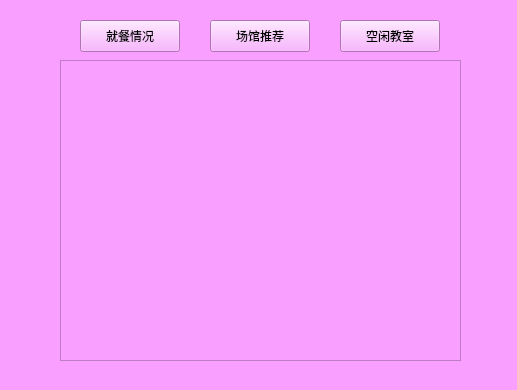
Before: the Qt Designer form Helper/campus.ui in champion-chenpeng/CuteSunny, drawn with Qt 5.
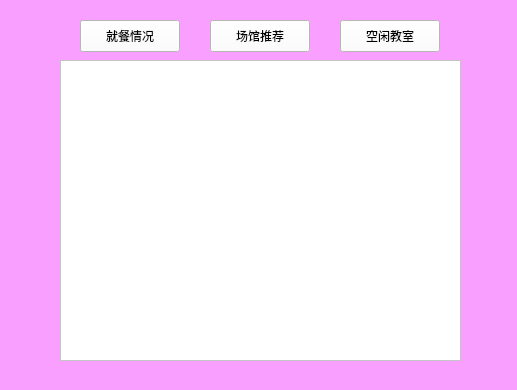
After: the same form once the commit is applied.

The edit to the form file:
```diff
--- a/Helper/campus.ui
+++ b/Helper/campus.ui
@@ -28,6 +28,12 @@
      <height>32</height>
     </rect>
    </property>
+   <property name="styleSheet">
+    <string notr="true">QPushButton
+{
+background: white;
+}</string>
+   </property>
    <property name="text">
     <string>就餐情况</string>
    </property>
@@ -41,6 +47,12 @@
      <height>32</height>
     </rect>
    </property>
+   <property name="styleSheet">
+    <string notr="true">QPushButton
+{
+background: white;
+}</string>
+   </property>
    <property name="text">
     <string>场馆推荐</string>
    </property>
@@ -54,6 +66,12 @@
      <height>32</height>
     </rect>
    </property>
+   <property name="styleSheet">
+    <string notr="true">QPushButton
+{
+background: white;
+}</string>
+   </property>
    <property name="text">
     <string>空闲教室</string>
    </property>
@@ -67,6 +85,12 @@
      <height>301</height>
     </rect>
    </property>
+   <property name="styleSheet">
+    <string notr="true">QTextBrowser
+{
+background: rgb(255, 255, 255);
+}</string>
+   </property>
   </widget>
  </widget>
  <resources/>
```
